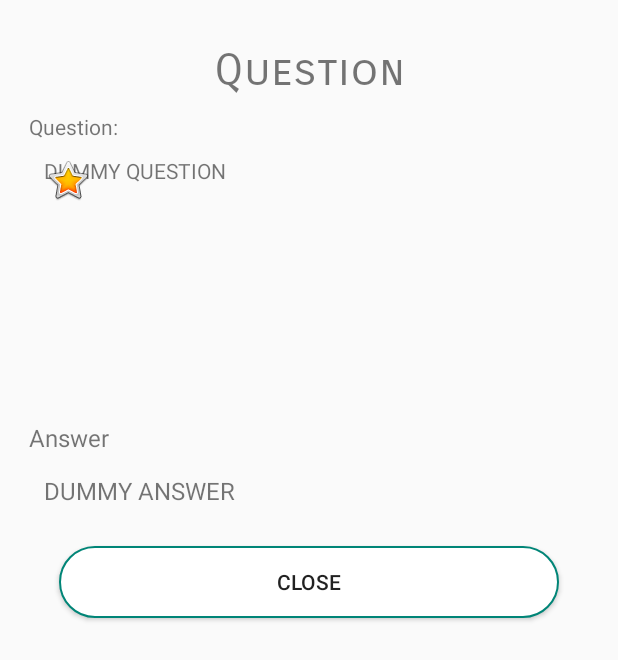
After one commit to ece1778-2021/Ready, an Android app: the layout custom_question_dialog.xml on its own in the app's theme, with its tools: preview values and no code run, on a phone screen of 412 x 824 dp. The commit adds this screen. Shown: the top 660 px of the screen. Run offline under Robolectric (Android 15) with nearby library versions, the phone set to English and light mode, and no system bars.

Commit message:
* Added functionality to allow teachers to view the question

```diff
--- /dev/null
+++ b/app/src/main/res/layout/custom_question_dialog.xml
@@ -0,0 +1,80 @@
+<?xml version="1.0" encoding="utf-8"?>
+<LinearLayout xmlns:android="http://schemas.android.com/apk/res/android"
+    android:orientation="vertical" android:layout_width="match_parent"
+    android:layout_height="match_parent"
+    android:padding="19dp">
+
+    <TextView
+        android:layout_width="match_parent"
+        android:layout_height="wrap_content"
+        android:text="Question"
+        android:fontFamily="sans-serif-smallcaps"
+        android:gravity="center_horizontal"
+        android:textSize="30dp"
+        android:layout_margin="9dp"/>
+
+    <TextView
+        android:layout_width="match_parent"
+        android:layout_height="wrap_content"
+        android:text="Question:" />
+
+    <RelativeLayout
+        android:layout_width="match_parent"
+        android:layout_height="wrap_content"
+        android:layout_margin="10dp">
+
+        <!--Set either the text box or the image-->
+        <TextView
+            android:id="@+id/questionBox"
+            android:layout_width="match_parent"
+            android:layout_height="wrap_content"
+            android:text="DUMMY QUESTION"
+            android:layout_marginBottom="3dp"
+            android:minLines="10" />
+
+        <ImageView
+            android:id="@+id/questionImage"
+            android:layout_width="wrap_content"
+            android:layout_height="wrap_content"
+            android:background="@android:drawable/btn_star_big_on"/>
+
+    </RelativeLayout>
+
+
+    <TextView
+        android:layout_width="match_parent"
+        android:layout_height="wrap_content"
+        android:text="Answer"
+        android:textSize="16dp"
+        android:layout_marginBottom="3dp"/>
+
+    <TextView
+        android:id="@+id/answerBox"
+        android:layout_width="match_parent"
+        android:layout_height="wrap_content"
+        android:layout_margin="10dp"
+        android:text="DUMMY ANSWER"
+        android:textSize="16dp"
+        android:layout_marginBottom="3dp"/>
+
+
+
+    <LinearLayout
+        android:layout_width="match_parent"
+        android:layout_height="wrap_content"
+        android:id="@+id/linearLayout3"
+        android:orientation="vertical">
+
+        <Button
+            android:layout_marginTop="16dp"
+            android:layout_width="match_parent"
+            android:layout_height="wrap_content"
+            android:text="Close"
+            android:id="@+id/closeBtn"
+            android:background="@drawable/rounded_button"
+            android:layout_marginHorizontal="20dp"
+            android:layout_marginBottom="20dp" />
+
+    </LinearLayout>
+
+</LinearLayout>
```
Also changed, not shown: app/src/main/java/me/nirmit/ready/Teacher/QuestionAdapter.java (+52 -6 lines), app/src/main/java/me/nirmit/ready/Teacher/TeacherQuizQuestionsActivity.java (+4 -11 lines).
